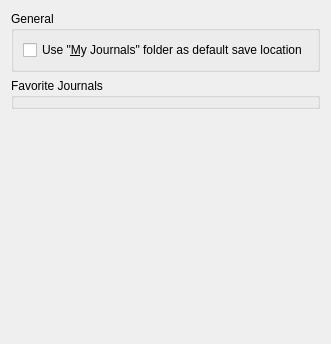
Qt form ui/configurationsqlite.ui (pwizard2/robojournal) before a commit.
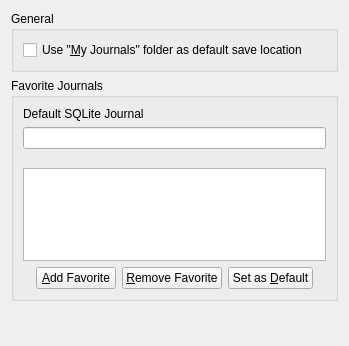
The same form after that commit.

Diff of the .ui file:
```diff
--- a/ui/configurationsqlite.ui
+++ b/ui/configurationsqlite.ui
@@ -6,8 +6,8 @@
    <rect>
     <x>0</x>
     <y>0</y>
-    <width>310</width>
-    <height>344</height>
+    <width>349</width>
+    <height>346</height>
    </rect>
   </property>
   <property name="windowTitle">
@@ -35,6 +35,99 @@
      <property name="title">
       <string>Favorite Journals</string>
      </property>
+     <layout class="QVBoxLayout" name="verticalLayout_3">
+      <item>
+       <widget class="QLabel" name="label">
+        <property name="text">
+         <string>Default SQLite Journal</string>
+        </property>
+       </widget>
+      </item>
+      <item>
+       <widget class="QLineEdit" name="DefaultJournal">
+        <property name="readOnly">
+         <bool>true</bool>
+        </property>
+       </widget>
+      </item>
+      <item>
+       <spacer name="verticalSpacer_2">
+        <property name="orientation">
+         <enum>Qt::Vertical</enum>
+        </property>
+        <property name="sizeType">
+         <enum>QSizePolicy::Fixed</enum>
+        </property>
+        <property name="sizeHint" stdset="0">
+         <size>
+          <width>20</width>
+          <height>13</height>
+         </size>
+        </property>
+       </spacer>
+      </item>
+      <item>
+       <widget class="QListWidget" name="Favorites">
+        <property name="maximumSize">
+         <size>
+          <width>16777215</width>
+          <height>100</height>
+         </size>
+        </property>
+       </widget>
+      </item>
+      <item>
+       <layout class="QHBoxLayout" name="horizontalLayout">
+        <item>
+         <spacer name="horizontalSpacer">
+          <property name="orientation">
+           <enum>Qt::Horizontal</enum>
+          </property>
+          <property name="sizeHint" stdset="0">
+           <size>
+            <width>28</width>
+            <height>20</height>
+           </size>
+          </property>
+         </spacer>
+        </item>
+        <item>
+         <widget class="QPushButton" name="AddFavorite">
+          <property name="text">
+           <string>&amp;Add Favorite</string>
+          </property>
+         </widget>
+        </item>
+        <item>
+         <widget class="QPushButton" name="RemoveFavorite">
+          <property name="text">
+           <string>&amp;Remove Favorite</string>
+          </property>
+         </widget>
+        </item>
+        <item>
+         <widget class="QPushButton" name="SetasDefault">
+          <property name="text">
+           <string>Set as &amp;Default</string>
+          </property>
+         </widget>
+        </item>
+        <item>
+         <spacer name="horizontalSpacer_2">
+          <property name="orientation">
+           <enum>Qt::Horizontal</enum>
+          </property>
+          <property name="sizeHint" stdset="0">
+           <size>
+            <width>28</width>
+            <height>20</height>
+           </size>
+          </property>
+         </spacer>
+        </item>
+       </layout>
+      </item>
+     </layout>
     </widget>
    </item>
    <item>
@@ -45,7 +138,7 @@
      <property name="sizeHint" stdset="0">
       <size>
        <width>20</width>
-       <height>248</height>
+       <height>40</height>
       </size>
      </property>
     </spacer>
```
